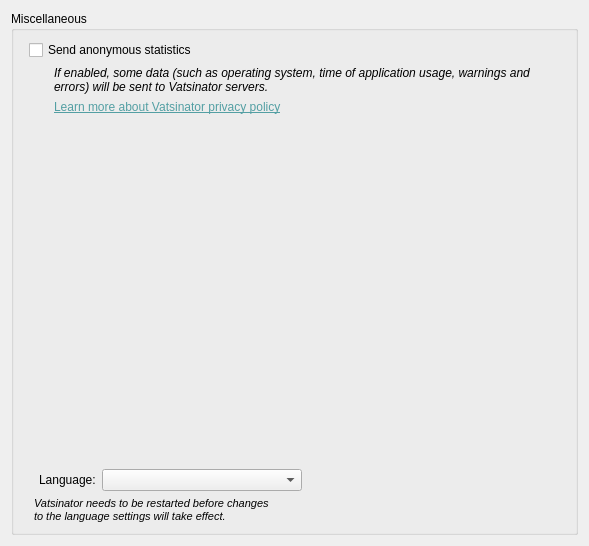
The window that source/ui/pages/miscellaneouspage.ui (Vatsinator/vatsinator-legacy) describes before a commit, drawn with Qt 5.
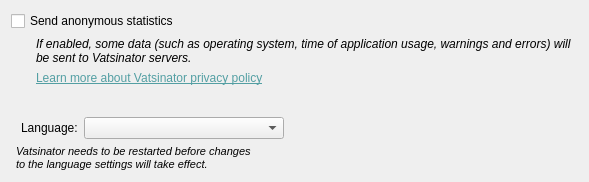
The same window after the commit.

The edit to the form file:
```diff
--- a/source/ui/pages/miscellaneouspage.ui
+++ b/source/ui/pages/miscellaneouspage.ui
@@ -7,58 +7,21 @@
     <x>0</x>
     <y>0</y>
     <width>589</width>
-    <height>546</height>
+    <height>182</height>
    </rect>
   </property>
   <property name="windowTitle">
    <string notr="true">Miscellaneous</string>
   </property>
-  <layout class="QHBoxLayout" name="horizontalLayout">
+  <layout class="QVBoxLayout" name="verticalLayout">
    <item>
-    <widget class="QGroupBox" name="MiscellaneousBox">
-     <property name="sizePolicy">
-      <sizepolicy hsizetype="MinimumExpanding" vsizetype="MinimumExpanding">
-       <horstretch>0</horstretch>
-       <verstretch>0</verstretch>
-      </sizepolicy>
-     </property>
-     <property name="title">
-      <string>Miscellaneous</string>
-     </property>
-     <property name="alignment">
-      <set>Qt::AlignLeading|Qt::AlignLeft|Qt::AlignTop</set>
-     </property>
-     <layout class="QGridLayout" name="gridLayout_4">
-      <property name="leftMargin">
-       <number>15</number>
-      </property>
-      <property name="rightMargin">
-       <number>15</number>
-      </property>
-      <item row="0" column="0">
        <widget class="QCheckBox" name="StatsCheckBox">
         <property name="text">
          <string>Send anonymous statistics</string>
         </property>
        </widget>
       </item>
-      <item row="5" column="0">
-       <widget class="QLabel" name="label_8">
-        <property name="font">
-         <font>
-          <pointsize>8</pointsize>
-          <italic>true</italic>
-         </font>
-        </property>
-        <property name="text">
-         <string>&lt;html&gt;&lt;head/&gt;&lt;body&gt;&lt;p&gt;Vatsinator needs to be restarted before changes&lt;br/&gt;to the language settings will take effect.&lt;/p&gt;&lt;/body&gt;&lt;/html&gt;</string>
-        </property>
-        <property name="indent">
-         <number>5</number>
-        </property>
-       </widget>
-      </item>
-      <item row="1" column="0">
+   <item>
        <widget class="QLabel" name="label">
         <property name="font">
          <font>
@@ -76,7 +39,30 @@
         </property>
        </widget>
       </item>
-      <item row="4" column="0">
+   <item>
+    <widget class="QLabel" name="label_2">
+     <property name="text">
+      <string>&lt;html&gt;&lt;head/&gt;&lt;body&gt;&lt;p&gt;&lt;a href=&quot;http://vatsinator.eu.org/&quot;&gt;&lt;span style=&quot; text-decoration: underline; color:#539fa3;&quot;&gt;Learn more about Vatsinator privacy policy&lt;/span&gt;&lt;/a&gt;&lt;/p&gt;&lt;/body&gt;&lt;/html&gt;</string>
+     </property>
+     <property name="indent">
+      <number>25</number>
+     </property>
+    </widget>
+   </item>
+   <item>
+    <spacer name="verticalSpacer_2">
+     <property name="orientation">
+      <enum>Qt::Vertical</enum>
+     </property>
+     <property name="sizeHint" stdset="0">
+      <size>
+       <width>20</width>
+       <height>388</height>
+      </size>
+     </property>
+    </spacer>
+   </item>
+   <item>
        <layout class="QHBoxLayout" name="horizontalLayout_4">
         <item>
          <widget class="QLabel" name="label_9">
@@ -113,30 +99,20 @@
         </item>
        </layout>
       </item>
-      <item row="3" column="0">
-       <spacer name="verticalSpacer_2">
-        <property name="orientation">
-         <enum>Qt::Vertical</enum>
-        </property>
-        <property name="sizeHint" stdset="0">
-         <size>
-          <width>20</width>
-          <height>169</height>
-         </size>
-        </property>
-       </spacer>
-      </item>
-      <item row="2" column="0">
-       <widget class="QLabel" name="label_2">
+   <item>
+    <widget class="QLabel" name="label_8">
+     <property name="font">
+      <font>
+       <pointsize>8</pointsize>
+       <italic>true</italic>
+      </font>
+     </property>
         <property name="text">
-         <string>&lt;html&gt;&lt;head/&gt;&lt;body&gt;&lt;p&gt;&lt;a href=&quot;http://vatsinator.eu.org/&quot;&gt;&lt;span style=&quot; text-decoration: underline; color:#539fa3;&quot;&gt;Learn more about Vatsinator privacy policy&lt;/span&gt;&lt;/a&gt;&lt;/p&gt;&lt;/body&gt;&lt;/html&gt;</string>
+      <string>&lt;html&gt;&lt;head/&gt;&lt;body&gt;&lt;p&gt;Vatsinator needs to be restarted before changes&lt;br/&gt;to the language settings will take effect.&lt;/p&gt;&lt;/body&gt;&lt;/html&gt;</string>
         </property>
         <property name="indent">
-         <number>25</number>
-        </property>
-       </widget>
-      </item>
-     </layout>
+      <number>5</number>
+     </property>
     </widget>
    </item>
   </layout>
```
Lines whose indentation alone changed are shown as unchanged.
